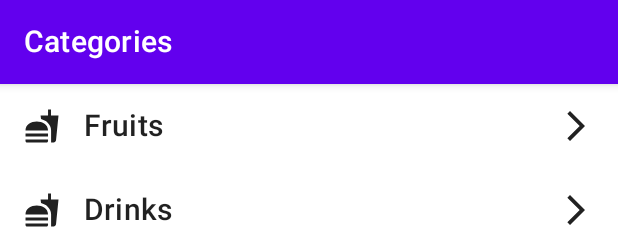
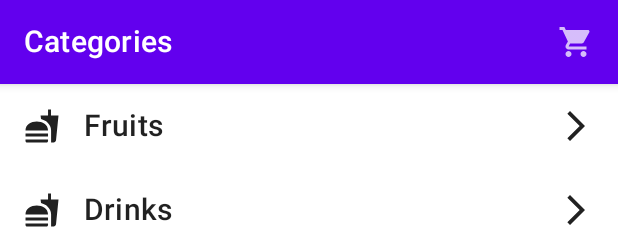
Before and after one commit to vginert/rohlik, an Android app built with Jetpack Compose: the @Preview function CategoriesScreenPreview, on a phone screen of 412 x 824 dp. Shown: the top 229 px of the screen. Run offline under Robolectric (Android 15) with nearby library versions, the phone set to English and light mode, and no system bars; pictures from the network do not load.

Commit message:
Navigate to cart

```diff
--- a/app/src/main/java/com/vginert/rohlik/catalog/presentation/categories/CategoriesNavigator.kt
+++ b/app/src/main/java/com/vginert/rohlik/catalog/presentation/categories/CategoriesNavigator.kt
@@ -2,6 +2,7 @@ package com.vginert.rohlik.catalog.presentation.categories
 
 import androidx.navigation.NavController
 import com.vginert.rohlik.catalog.presentation.CatalogNavigation.PRODUCTS_ROUTE
+import com.vginert.rohlik.shared.presentation.navigation.GlobalNavigation
 
 class CategoriesNavigator(
     private val navController: NavController
@@ -9,4 +10,8 @@ class CategoriesNavigator(
     fun goToProductsScreen(categoryId: String, categoryName: String) {
         navController.navigate("$PRODUCTS_ROUTE/$categoryId/$categoryName")
     }
+
+    fun goToCart() {
+        navController.navigate(GlobalNavigation.CART_ROUTE)
+    }
 }
--- a/app/src/main/java/com/vginert/rohlik/catalog/presentation/categories/CategoriesRoute.kt
+++ b/app/src/main/java/com/vginert/rohlik/catalog/presentation/categories/CategoriesRoute.kt
@@ -20,5 +20,6 @@ fun CategoriesRoute(
         scaffoldState = scaffoldState,
         onCategoryClick = { navigator.goToProductsScreen(it.id, it.name) },
         onGenericErrorDismissed = viewModel::onGenericErrorDismissed,
+        onGoToCartClick = { navigator.goToCart() }
     )
 }
--- a/app/src/main/java/com/vginert/rohlik/catalog/presentation/categories/CategoriesScreen.kt
+++ b/app/src/main/java/com/vginert/rohlik/catalog/presentation/categories/CategoriesScreen.kt
@@ -5,6 +5,8 @@ import androidx.compose.foundation.layout.fillMaxSize
 import androidx.compose.foundation.layout.fillMaxWidth
 import androidx.compose.foundation.lazy.LazyColumn
 import androidx.compose.material.*
+import androidx.compose.material.icons.Icons
+import androidx.compose.material.icons.filled.ShoppingCart
 import androidx.compose.runtime.Composable
 import androidx.compose.ui.Alignment
 import androidx.compose.ui.Modifier
@@ -24,9 +26,22 @@ fun CategoriesScreen(
     scaffoldState: ScaffoldState = rememberScaffoldState(),
     onCategoryClick: (category: CategoryModel) -> Unit = {},
     onGenericErrorDismissed: () -> Unit = {},
+    onGoToCartClick: () -> Unit = {},
 ) {
     Scaffold(
-        topBar = { TopAppBar(title = { Text(text = stringResource(id = R.string.categories_title)) }) },
+        topBar = {
+            TopAppBar(
+                title = { Text(text = stringResource(id = R.string.categories_title)) },
+                actions = {
+                    IconButton(onClick = onGoToCartClick) {
+                        Icon(
+                            Icons.Filled.ShoppingCart,
+                            contentDescription = stringResource(id = R.string.go_to_cart_button)
+                        )
+                    }
+                }
+            )
+        },
         scaffoldState = scaffoldState,
     ) {
         if (uiState.isLoadingContent) {
--- a/app/src/main/java/com/vginert/rohlik/catalog/presentation/products/ProductsNavigator.kt
+++ b/app/src/main/java/com/vginert/rohlik/catalog/presentation/products/ProductsNavigator.kt
@@ -2,6 +2,7 @@ package com.vginert.rohlik.catalog.presentation.products
 
 import androidx.navigation.NavController
 import com.vginert.rohlik.catalog.presentation.CatalogNavigation.PRODUCT_DETAILS_ROUTE
+import com.vginert.rohlik.shared.presentation.navigation.GlobalNavigation
 
 class ProductsNavigator(
     private val navController: NavController
@@ -11,6 +12,10 @@ class ProductsNavigator(
         navController.navigate("$PRODUCT_DETAILS_ROUTE/$productId")
     }
 
+    fun goToCart() {
+        navController.navigate(GlobalNavigation.CART_ROUTE)
+    }
+
     fun goBack() {
         navController.popBackStack()
     }
--- a/app/src/main/java/com/vginert/rohlik/catalog/presentation/products/ProductsRoute.kt
+++ b/app/src/main/java/com/vginert/rohlik/catalog/presentation/products/ProductsRoute.kt
@@ -19,5 +19,6 @@ fun ProductsRoute(
         uiState = uiState,
         onProductClick = { productId -> navigator.goToProductDetails(productId.id) },
         onAddToCartClick = { productId -> viewModel.onAddToCartClick(productId) },
+        onGoToCartClick = { navigator.goToCart() }
     )
 }
--- a/app/src/main/res/values/strings.xml
+++ b/app/src/main/res/values/strings.xml
@@ -3,4 +3,5 @@
     <string name="generic_error">Something went wrong.</string>
     <string name="categories_title">Categories</string>
     <string name="add_to_cart_button">Add</string>
+    <string name="go_to_cart_button">Open cart</string>
 </resources>
```
Also changed, not shown: app/src/main/java/com/vginert/rohlik/catalog/presentation/products/ProductsScreen.kt (+18 -1 lines).
